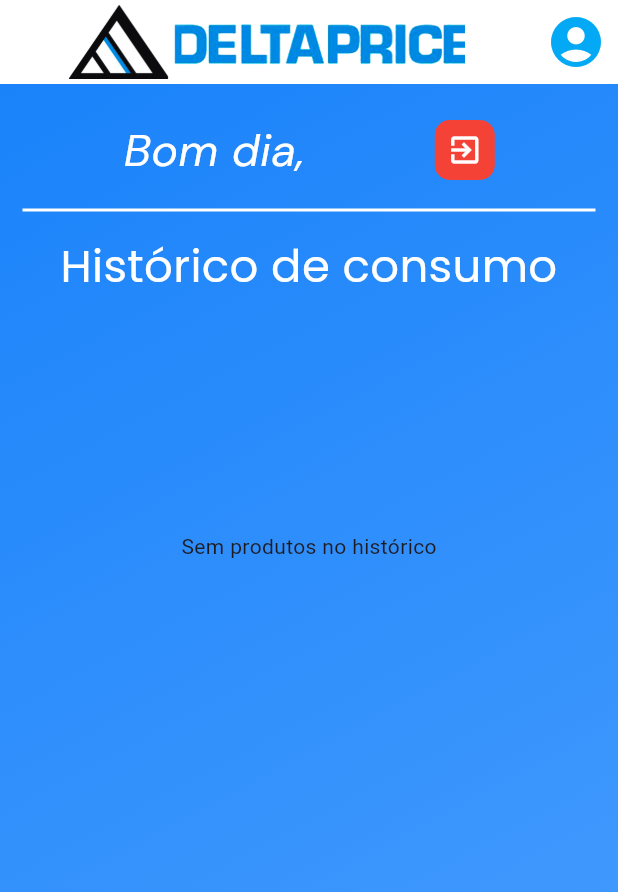
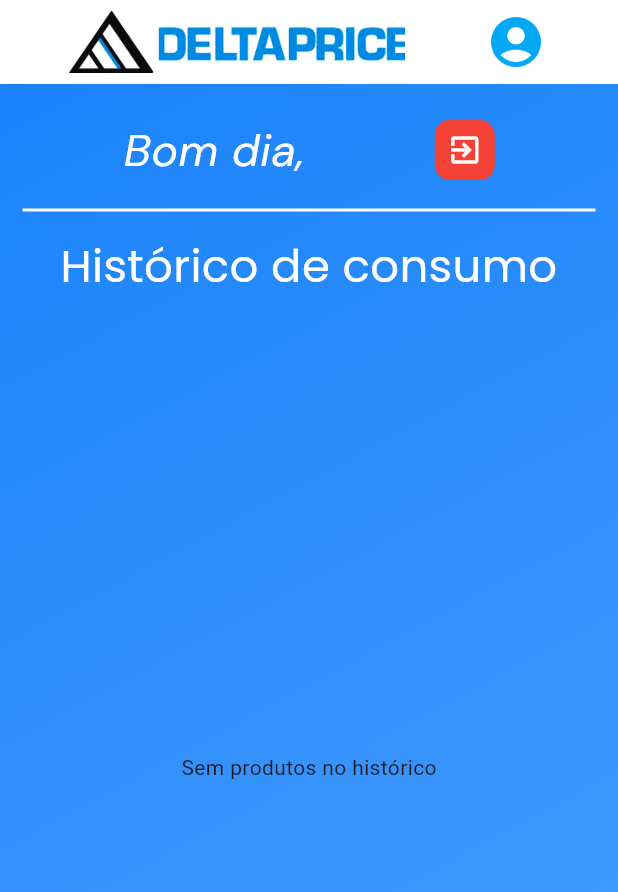
Before and after one commit to DeltaPrice-Pedro/Estoque_Delta, a Flutter app: the screen it shows once a user with an empty profile is signed in, after a tap on the "account circle" icon, on a phone screen of 412 x 824 dp. Shown: the top 892 px of the screen. Run offline on Flutter 3.47's test engine with Material 3 defaults, Android fonts, the phone set to English and light mode, and no system bars; our stand-ins replace cloud_firestore, firebase_auth, firebase_core, google_fonts; accounts and stored records are empty.

Commit message:
corrections finals

```diff
--- a/lib/menu/menu.dart
+++ b/lib/menu/menu.dart
@@ -49,6 +49,9 @@ class _Menu extends State<Menu> {
               color: Colors.lightBlue,
               splashColor: Colors.lightBlueAccent,
               iconSize: 40,
+            ),
+            SizedBox(
+              width: 40.0,
             )
           ],
         ),
--- a/lib/menu/products.dart
+++ b/lib/menu/products.dart
@@ -40,7 +40,7 @@ class _Products extends State<Products> {
 
   @override
   Widget build(context) {
-    return Column(children: [
+    return Column(mainAxisAlignment: MainAxisAlignment.end, children: [
       SizedBox(
         height: 20,
       ),
@@ -87,8 +87,8 @@ class _Products extends State<Products> {
           ],
         ),
       ),
-      SizedBox(
-          height: 400,
+      Expanded(
+        flex: 1,
         child: StreamBuilder(
           stream: FirebaseFirestore.instance
               .collection('products')
@@ -122,7 +122,8 @@ class _Products extends State<Products> {
                 itemBuilder: (cntx, index) => ProductCard(
                     loadedProducts[index].data(), loadedProducts[index].id));
           },
-          )),
+        ),
+      ),
     ]);
   }
 }
--- a/lib/menu/profile.dart
+++ b/lib/menu/profile.dart
@@ -95,8 +95,8 @@ class _Profile extends State<Profile> {
           fontSize: 30,
         ),
       ),
-      SizedBox(
-          height: 330,
+      Expanded(
+          flex: 1,
           child: StreamBuilder(
             stream: FirebaseFirestore.instance
                 .collection('history')
```
Lines whose indentation alone changed are shown as unchanged.
